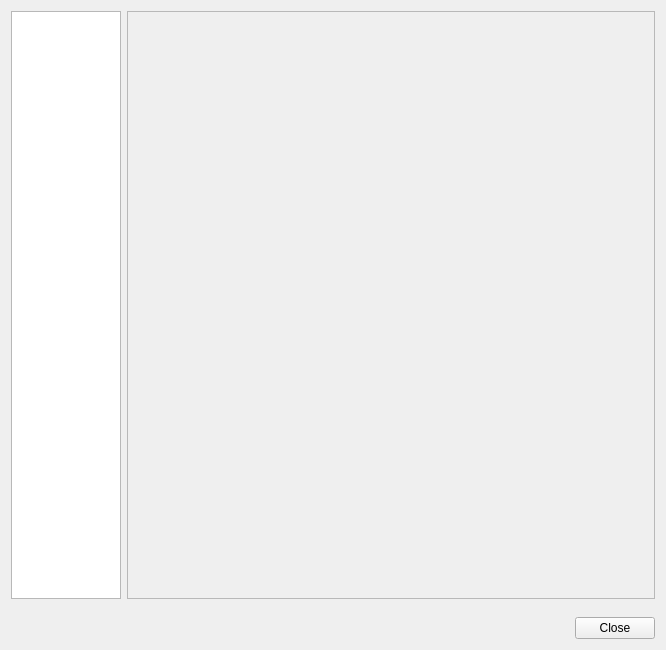
The window that src/preferences/configdialog.ui (nschimme/MMapper) describes before a commit, drawn with Qt 5.
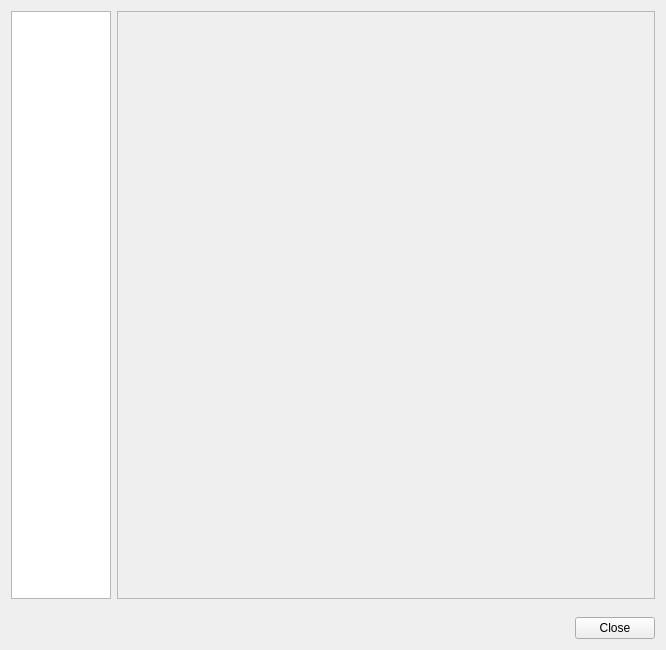
The same window after the commit.

Commit message:
ui: remove preferences dialog width restriction and improve reactivity
Reduced the sidebar width to 100px and removed the minimum width
constraint on the scroll area. Set the horizontal scrollbar policy to
always off to force preference pages to be reactive to the dialog width.

```diff
--- a/src/preferences/configdialog.ui
+++ b/src/preferences/configdialog.ui
@@ -17,13 +17,13 @@
       <widget class="QListWidget" name="contentsWidget">
        <property name="minimumSize">
         <size>
-         <width>110</width>
+         <width>100</width>
          <height>0</height>
         </size>
        </property>
        <property name="maximumSize">
         <size>
-         <width>110</width>
+         <width>100</width>
          <height>16777215</height>
         </size>
        </property>
@@ -43,11 +43,8 @@
      </item>
      <item>
       <widget class="QScrollArea" name="pagesScrollArea">
-       <property name="minimumSize">
-        <size>
-         <width>520</width>
-         <height>300</height>
-        </size>
+       <property name="horizontalScrollBarPolicy">
+        <enum>Qt::ScrollBarAlwaysOff</enum>
        </property>
        <property name="widgetResizable">
         <bool>true</bool>
```
